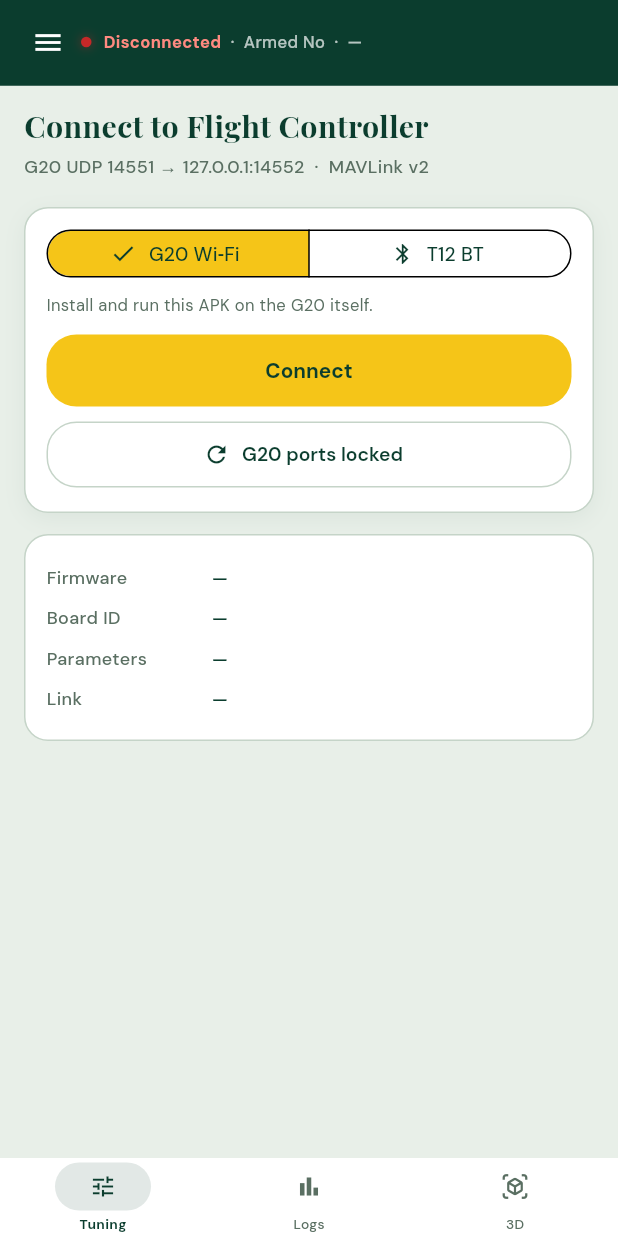
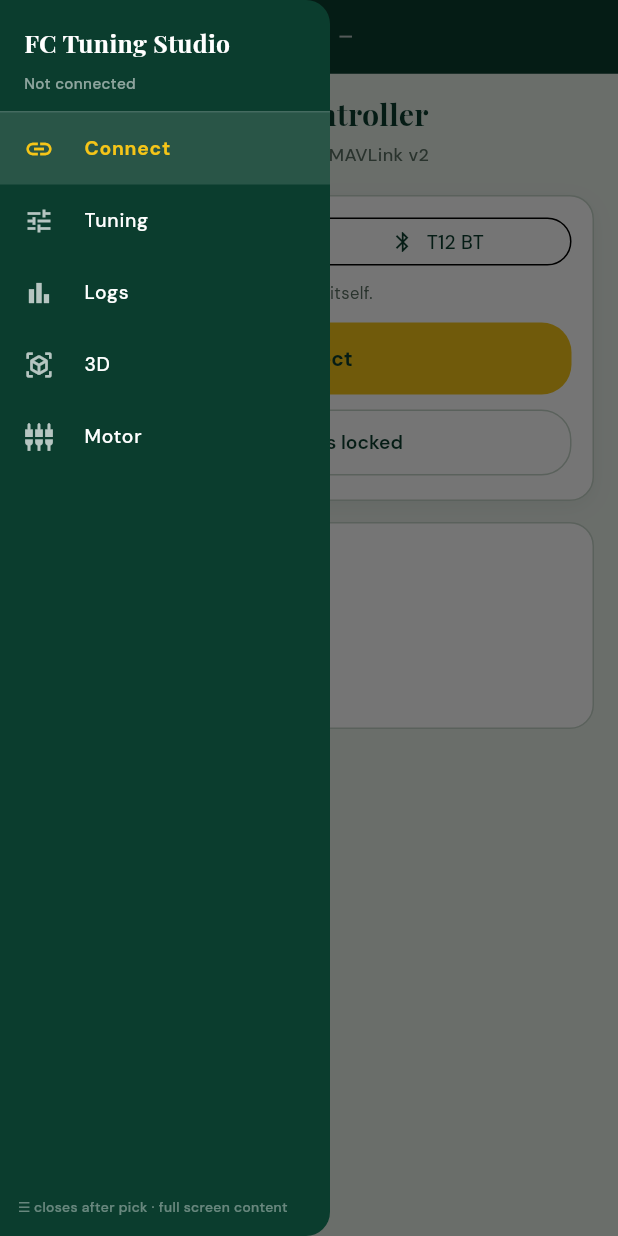
Before and after one commit to alex0077-git/FC-Tuning_Studio, a Flutter app: the screen it shows after launch, with the side drawer open (before the commit the screen has no drawer), on a phone screen of 412 x 824 dp. Run offline on Flutter 3.47's test engine with Material 3 defaults, Android fonts, the phone set to English and light mode, and no system bars; our stand-ins replace fl_chart, google_fonts, webview_flutter; missing offline and left inert: dart:html, dart:ui_web.

Commit message:
Replace bottom nav with hamburger drawer for Tuning Logs 3D Motor.

```diff
--- a/lib/screens/shell_screen.dart
+++ b/lib/screens/shell_screen.dart
@@ -7,6 +7,7 @@
 import '../theme/app_theme.dart';
 import 'connect_screen.dart';
 import 'logs_screen.dart';
+import 'motor_screen.dart';
 import 'tuning_screen.dart';
 import 'view3d_screen.dart';
 
@@ -18,8 +19,10 @@
 }
 
 class _ShellScreenState extends State<ShellScreen> {
+  /// 0 Connect · 1 Tuning · 2 Logs · 3 3D · 4 Motor
   int _pageIndex = 0;
   final MavSession _session = MavSession();
+  final GlobalKey<ScaffoldState> _scaffoldKey = GlobalKey<ScaffoldState>();
   StreamSubscription? _hbSub;
   Timer? _linkWatch;
 
@@ -36,7 +39,17 @@
     super.dispose();
   }
 
-  void _openConnect() => setState(() => _pageIndex = 0);
+  void _openConnect() {
+    _scaffoldKey.currentState?.closeDrawer();
+    setState(() => _pageIndex = 0);
+  }
+
+  void _openDrawer() => _scaffoldKey.currentState?.openDrawer();
+
+  void _goPage(int index) {
+    _scaffoldKey.currentState?.closeDrawer();
+    setState(() => _pageIndex = index);
+  }
 
   void _listenLink() {
     _hbSub?.cancel();
@@ -48,7 +61,6 @@
         _linkAlive = true;
       });
     });
-    // Poll so "Link Lost" appears when HEARTBEATs stop (no MAVLink / radio drop).
     _linkWatch = Timer.periodic(const Duration(milliseconds: 500), (_) {
       if (!mounted || !_connected) return;
       final alive = _session.linkAlive;
@@ -62,8 +74,6 @@
   Widget build(BuildContext context) {
     final g20 = G20Metrics.of(context);
 
-    // IndexedStack keeps Tuning / Logs / 3D alive so Live Log keeps filling
-    // while the user is on another tab.
     final pages = <Widget>[
       ConnectScreen(
         key: const ValueKey('connect'),
@@ -101,7 +111,6 @@
         key: const ValueKey('tuning'),
         locked: !_connected,
         onConnectTap: _openConnect,
-        // Stable key: keep PID edit state across tab switches.
         child: TuningScreen(
           key: const ValueKey('tuning-screen'),
           session: _session,
@@ -112,7 +121,6 @@
         key: const ValueKey('logs'),
         locked: !_connected,
         onConnectTap: _openConnect,
-        // IndexedStack + key: Live Log / graphs keep filling off-tab.
         child: LogsScreen(
           key: const ValueKey('logs-screen'),
           session: _connected ? _session : null,
@@ -127,9 +135,26 @@
           session: _connected ? _session : null,
         ),
       ),
+      _LockedPage(
+        key: const ValueKey('motor'),
+        locked: !_connected,
+        onConnectTap: _openConnect,
+        child: MotorScreen(
+          key: const ValueKey('motor-screen'),
+          session: _session,
+          armed: _armed,
+        ),
+      ),
     ];
 
     return Scaffold(
+      key: _scaffoldKey,
+      drawer: _NavDrawer(
+        selectedIndex: _pageIndex,
+        connected: _connected,
+        onSelect: _goPage,
+        onConnect: _openConnect,
+      ),
       body: SafeArea(
         child: Column(
           children: [
@@ -139,7 +164,8 @@
               armed: _armed,
               firmware: _firmware,
               compact: g20.compactChrome,
-              onMenuTap: _openConnect,
+              onMenuTap: _openDrawer,
+              onStatusTap: _openConnect,
             ),
             Expanded(
               child: IndexedStack(
@@ -150,28 +176,118 @@
           ],
         ),
       ),
-      bottomNavigationBar: NavigationBar(
-        height: g20.navHeight,
-        selectedIndex: _pageIndex == 0 ? 0 : _pageIndex - 1,
-        onDestinationSelected: (i) => setState(() => _pageIndex = i + 1),
-        destinations: const [
-          NavigationDestination(
-            icon: Icon(Icons.tune_outlined, size: 18),
-            selectedIcon: Icon(Icons.tune, size: 18),
+    );
+  }
+}
+
+class _NavDrawer extends StatelessWidget {
+  const _NavDrawer({
+    required this.selectedIndex,
+    required this.connected,
+    required this.onSelect,
+    required this.onConnect,
+  });
+
+  final int selectedIndex;
+  final bool connected;
+  final ValueChanged<int> onSelect;
+  final VoidCallback onConnect;
+
+  @override
+  Widget build(BuildContext context) {
+    return Drawer(
+      width: 220,
+      backgroundColor: AppColors.forest,
+      child: SafeArea(
+        child: Column(
+          crossAxisAlignment: CrossAxisAlignment.stretch,
+          children: [
+            Padding(
+              padding: const EdgeInsets.fromLTRB(16, 16, 16, 8),
+              child: Text(
+                'FC Tuning Studio',
+                style: AppFonts.display(
+                  fontSize: 18,
+                  fontWeight: FontWeight.w700,
+                  color: Colors.white,
+                ),
+              ),
+            ),
+            Padding(
+              padding: const EdgeInsets.fromLTRB(16, 0, 16, 12),
+              child: Text(
+                connected ? 'Link up' : 'Not connected',
+                style: AppFonts.body(
+                  fontSize: 11,
+                  color: connected ? AppColors.cta : Colors.white54,
+                ),
+              ),
+            ),
+            const Divider(color: Colors.white24, height: 1),
+            _item(
+              icon: Icons.link,
+              label: 'Connect',
+              selected: selectedIndex == 0,
+              onTap: onConnect,
+            ),
+            _item(
+              icon: Icons.tune,
               label: 'Tuning',
+              selected: selectedIndex == 1,
+              onTap: () => onSelect(1),
             ),
-          NavigationDestination(
-            icon: Icon(Icons.bar_chart_outlined, size: 18),
-            selectedIcon: Icon(Icons.bar_chart, size: 18),
+            _item(
+              icon: Icons.bar_chart,
               label: 'Logs',
+              selected: selectedIndex == 2,
+              onTap: () => onSelect(2),
             ),
-          NavigationDestination(
-            icon: Icon(Icons.view_in_ar_outlined, size: 18),
-            selectedIcon: Icon(Icons.view_in_ar, size: 18),
+            _item(
+              icon: Icons.view_in_ar,
               label: '3D',
+              selected: selectedIndex == 3,
+              onTap: () => onSelect(3),
+            ),
+            _item(
+              icon: Icons.settings_input_component,
+              label: 'Motor',
+              selected: selectedIndex == 4,
+              onTap: () => onSelect(4),
+            ),
+            const Spacer(),
+            Padding(
+              padding: const EdgeInsets.all(12),
+              child: Text(
+                '☰ closes after pick · full screen content',
+                style: AppFonts.body(fontSize: 10, color: Colors.white38),
+              ),
             ),
           ],
         ),
+      ),
+    );
+  }
+
+  Widget _item({
+    required IconData icon,
+    required String label,
+    required bool selected,
+    required VoidCallback onTap,
+  }) {
+    return ListTile(
+      dense: true,
+      leading: Icon(icon, size: 20, color: selected ? AppColors.cta : Colors.white70),
+      title: Text(
+        label,
+        style: AppFonts.body(
+          fontSize: 14,
+          fontWeight: selected ? FontWeight.w700 : FontWeight.w500,
+          color: selected ? AppColors.cta : Colors.white,
+        ),
+      ),
+      selected: selected,
+      selectedTileColor: Colors.white12,
+      onTap: onTap,
     );
   }
 }
@@ -184,6 +300,7 @@
     required this.firmware,
     required this.compact,
     required this.onMenuTap,
+    required this.onStatusTap,
   });
 
   final bool connected;
@@ -192,6 +309,7 @@
   final String firmware;
   final bool compact;
   final VoidCallback onMenuTap;
+  final VoidCallback onStatusTap;
 
   @override
   Widget build(BuildContext context) {
@@ -214,13 +332,11 @@
 
     return Material(
       color: AppColors.forest,
-      child: InkWell(
-        onTap: onMenuTap,
       child: Container(
         width: double.infinity,
         padding: EdgeInsets.symmetric(
-            horizontal: compact ? 8 : 12,
-            vertical: compact ? 4 : 8,
+          horizontal: compact ? 4 : 8,
+          vertical: compact ? 2 : 4,
         ),
         decoration: const BoxDecoration(
           border: Border(bottom: BorderSide(color: AppColors.forest, width: 1)),
@@ -228,20 +344,25 @@
         child: Row(
           children: [
             IconButton(
+              tooltip: 'Menu',
               visualDensity: VisualDensity.compact,
               padding: EdgeInsets.zero,
               constraints: BoxConstraints(
-                  minWidth: compact ? 30 : 36,
-                  minHeight: compact ? 30 : 36,
+                minWidth: compact ? 36 : 40,
+                minHeight: compact ? 36 : 40,
               ),
               onPressed: onMenuTap,
               icon: Icon(
                 Icons.menu,
-                  size: compact ? 18 : 22,
+                size: compact ? 22 : 24,
                 color: Colors.white,
               ),
             ),
-              const SizedBox(width: 2),
+            Expanded(
+              child: InkWell(
+                onTap: onStatusTap,
+                child: Row(
+                  children: [
                     Container(
                       width: 7,
                       height: 7,
@@ -274,7 +395,8 @@
                               ),
                             ),
                             TextSpan(
-                        text: '  ·  Armed ${armed ? 'Yes' : 'No'}  ·  $firmware',
+                              text:
+                                  '  ·  Armed ${armed ? 'Yes' : 'No'}  ·  $firmware',
                             ),
                           ],
                         ),
@@ -283,6 +405,9 @@
                     ),
                   ],
                 ),
+              ),
+            ),
+          ],
         ),
       ),
     );
```
Lines whose indentation alone changed are shown as unchanged.
